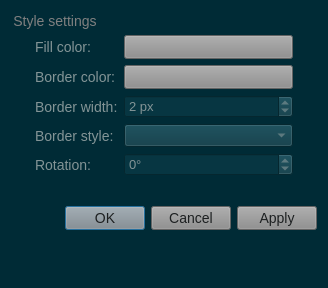
The window that gns3-gui-2.1.4/gns3/ui/style_editor_dialog.ui (n3oxmind/gns3theme) describes before a commit, drawn with Qt 5.
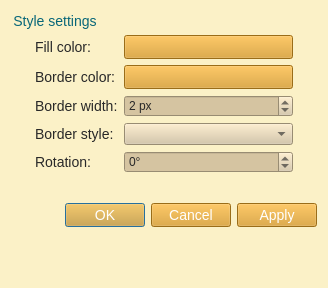
The same window after the commit.

Patch:
```diff
--- a/gns3-gui-2.1.4/gns3/ui/style_editor_dialog.ui
+++ b/gns3-gui-2.1.4/gns3/ui/style_editor_dialog.ui
@@ -15,27 +15,26 @@
   </property>
   <property name="styleSheet">
    <string notr="true">QWidget{
-	background-color: #002b36;
+	background-color: #fbf1c7;
 }
 QMenuBar::item{
-	background-color: #002b36;
+	background-color: #fbf1c7;
 }
 QDockWidget::title{
-	background: #073642;
+	background: #d5c4a1;
 	padding-left: 5px;
 }
 QDockWidget, QMenuBar{
-    color: #839496;
+    color: #282828;
     font: bold 14px;
 }
 QTextEdit, QPlainTextEdit, QLineEdit, QSpinBox, QComboBox {
-  background-color: #073642;
-  font: 13px;
-  color: #839496;
+  background-color: #d5c4a1;
+  color: #282828;
 }
 QTextEdit#uiConsoleTextEdit {
-  background-color: #002b36;
-  color: #839496;
+  background-color: #fbf1c7;
+  color: #282828;
   font: 13px;
 }
 QTabWidget {
@@ -43,84 +42,84 @@
 	border-top: 2px;
 }
 QTabBar::tab {
-    background: #073642;
-    color: #839496;
+    background: #d5c4a1;
+    color: #282828;
     min-width: 8ex;
     padding: 2px;
 	border-top-right-radius: 6px;
 	border-top-left-radius: 6px;
 }
 QTabBar::tab:selected {
-    background: #8a8a8a;
-	color: #1d2021;
+    background: #458588;
+	color: #FFFFFF;
 }
 QGroupBox {
-    color: #808080;
+    color: #076678;
     font: 14px;
     padding: 15px;
     border-style: none;
 }
 QMainWindow::separator {
-	background: #073642;
+	background: #d5c4a1;
 	width: 1px;
 	height: 1px;
 }
 QComboBox {
-	selection-background-color: #d75f00;
-	selection-color: #1c1c1c;
+	selection-background-color: #458588;
+	selection-color: #FFFFFF;
 }
 
 QToolBar{
-	background: #073642;
+	background: #d5c4a1;
 	border: 0px;
 }
 QPushButton {
-	background-color: #8a8a8a;
-    color: #1d2021;
+	background-color: #d79921;
+    color: #FFFFFF;
 	font: 14px;
 }
 QToolButton {
-	background-color: #8a8a8a;
-    color: #1d2021;
+	background-color: #d79921;
+    color: #FFFFFF;
 	font: 14px;
 }
 QTreeWidget, QListWidget {
-	background-color: #002b36;
-	color: #839496;
-    alternate-background-color: #073642;
+	background-color: #fbf1c7;
+	color: #282828;
+    alternate-background-color: #d5c4a1; 
 	font: 14px;
 }
 QTreeWidget#uiTreeWidget {
-	background-color: #073642;
-	color: #839496;
+	background-color: #d5c4a1;
+	color: #282828;
 	font: bold 16px;
 }
 QTreeWidget::item:selected, QTreeWidget::item:hover, QMenu::item:selected,QToolButton::hover,QPushButton::hover,QTabBar::tab:hover {
-	background-color: #d75f00;
-	color: #1c1c1c;
+	background-color: #458588;
+	color: #FFFFFF;
 }
 QMenu {
 	background-color: #002b36;
     color: #839496;
 }
 QLabel {
-	color: #839496;
+	color: #282828;
 	font: 14px;
 }
 QLabel#uiTitleLabel {
-	color: #839496;
+	color: #282828;
 	font: bold 16px;
 }
 
 QAbstractScrollArea::corner {
-    background: #002b36;
+    background: #fbf1c7;
 }
 QScrollBar::handle:horizontal {
-    background: #073642;
+    background: #d5c4a1;
     min-width: 20px;
 }
 QScrollBar::handle:vertical {
-    background: #073642;
+    background: #d5c4a1;
     min-width: 20px;
 }
 QScrollBar:vertical {
@@ -139,12 +138,12 @@
   background: none
 }
 QStatusBar {
-	background-color: #073642;
-	color: #839496;
+	background-color: #d5c4a1;
+	color: #282828;
 }
 
 QRadioButton, QCheckBox {
-  color: #839496;
+  color: #282828;
 }
 QRadioButton::disabled, QCheckBox::disabled {
   color: gray;
```
Left out of the diff: 4 changed lines with no effect on the pictures.
